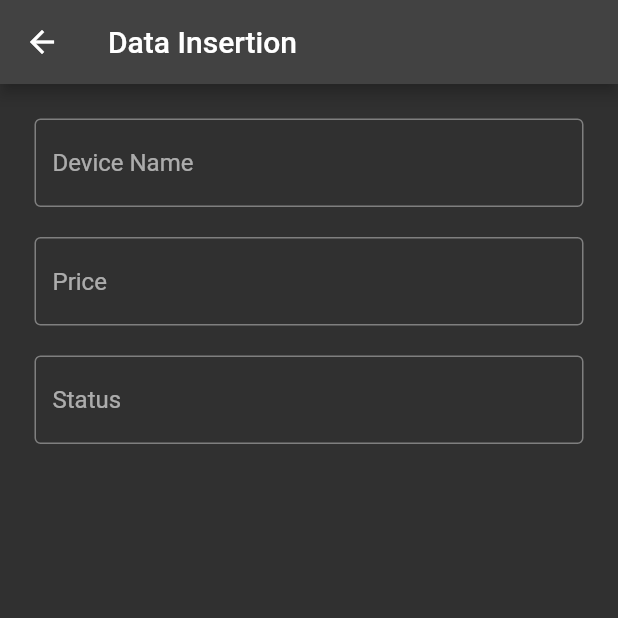
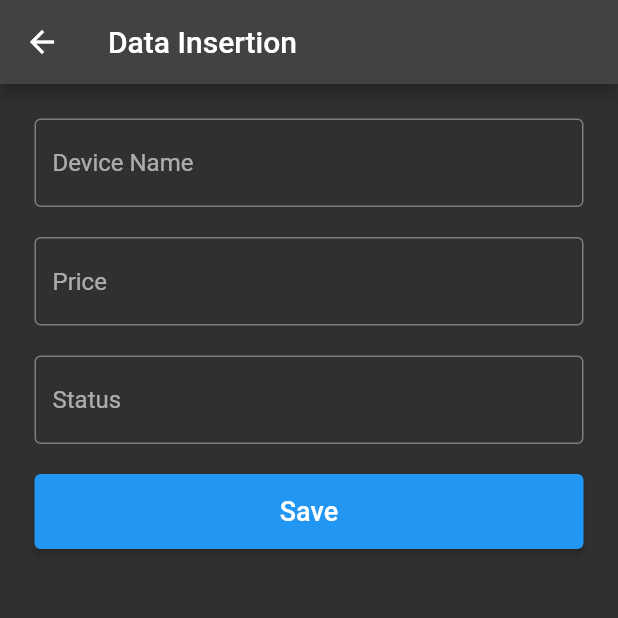
Before and after one commit to luthfibg/neurist_mobile, a Flutter app: the InsertDevice screen opened directly, on a phone screen of 412 x 824 dp, the top half of it. Run offline on Flutter 3.47's test engine with Material 2 defaults, Android fonts, the phone set to English and light mode, and no system bars; our stand-ins replace bloc, dio, double_back_to_close, equatable, flutter_bloc, get_it and 1 more; network calls fail.

Commit message:
[{12} #61] save button form

```diff
--- a/lib/presentation/pages/insert_device_page.dart
+++ b/lib/presentation/pages/insert_device_page.dart
@@ -60,6 +60,22 @@ class _InsertDeviceState extends State<InsertDevice> {
                     hintText: 'Status',
                   ),
                 ),
+                const SizedBox(
+                  width: 100,
+                  height: 20,
+                ),
+                ElevatedButton(
+                  style: ElevatedButton.styleFrom(
+                    backgroundColor: Colors.blue,
+                    foregroundColor: Colors.white,
+                    minimumSize: const Size.fromHeight(50),
+                  ),
+                  onPressed: (() {}),
+                  child: const Text(
+                    'Save',
+                    style: TextStyle(fontSize: 18),
+                  ),
+                )
               ],
             )),
       ),
```
